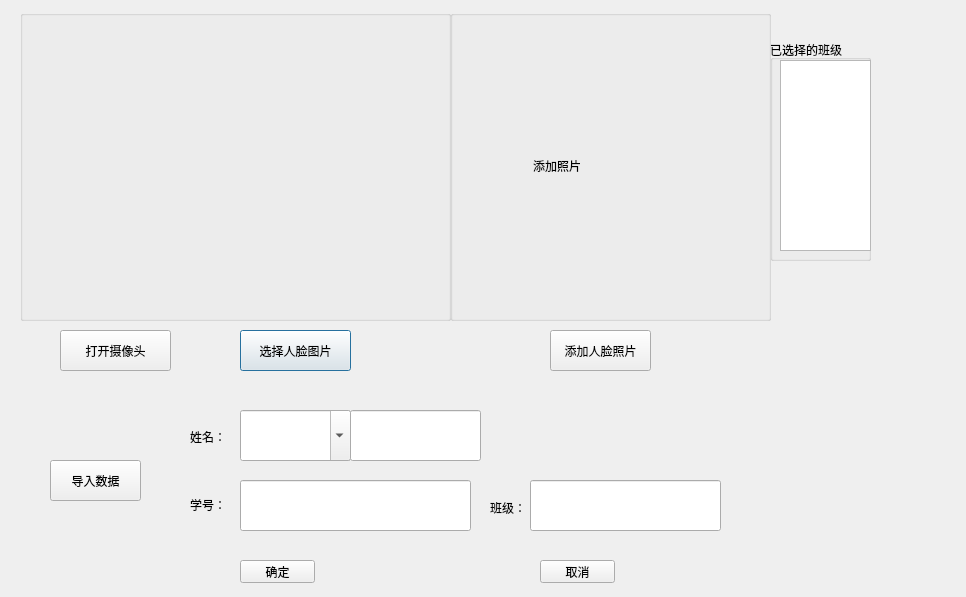
Old version of the form adduser.ui in the repository helloCZZ/FRS.
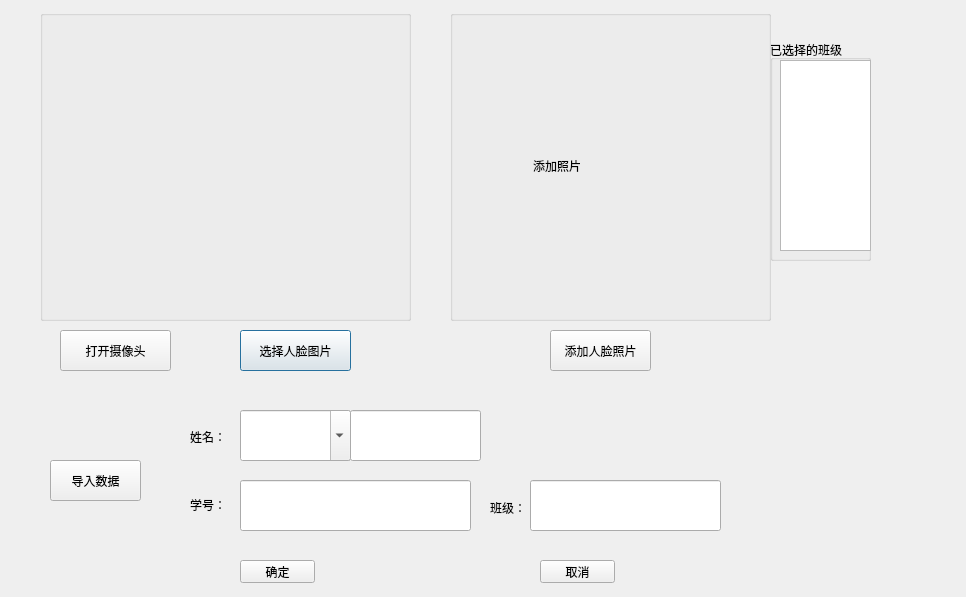
New version of the form.

Diff of the .ui file:
```diff
--- a/adduser.ui
+++ b/adduser.ui
@@ -16,10 +16,10 @@
   <widget class="QLabel" name="label">
    <property name="geometry">
     <rect>
-     <x>10</x>
-     <y>30</y>
-     <width>401</width>
-     <height>271</height>
+     <x>50</x>
+     <y>20</y>
+     <width>361</width>
+     <height>281</height>
     </rect>
    </property>
    <property name="text">
@@ -231,9 +231,9 @@
   <widget class="QGroupBox" name="groupBox_2">
    <property name="geometry">
     <rect>
-     <x>20</x>
+     <x>40</x>
      <y>10</y>
-     <width>431</width>
+     <width>371</width>
      <height>311</height>
     </rect>
    </property>
```
